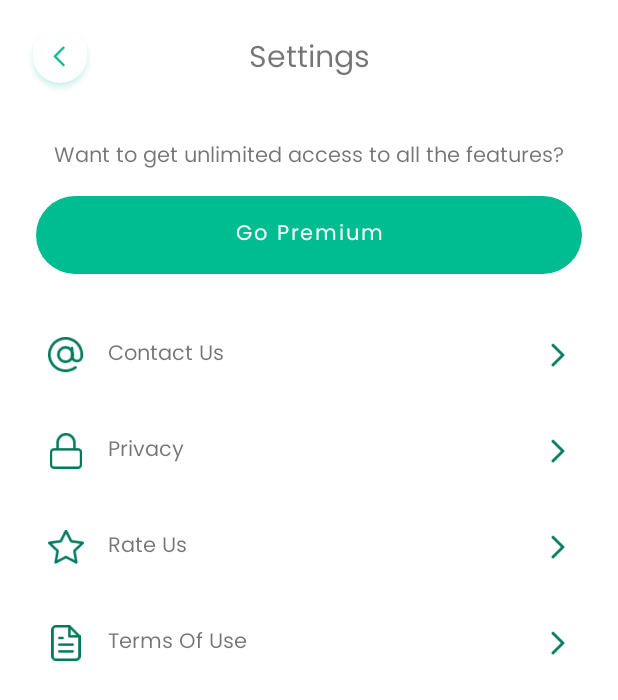
After one commit to JavadSheikhsagha/DiseaseIdentifier, an Android app: the layout activity_settings.xml on its own in the app's theme, with its tools: preview values and no code run, on a phone screen of 412 x 824 dp. The commit adds this screen. Shown: the top 700 px of the screen. Run offline under Robolectric (Android 15) with nearby library versions, the phone set to English and light mode, and no system bars.

Commit message:
[FEATURE] implement Settings Activity

```diff
--- a/app/build.gradle
+++ b/app/build.gradle
@@ -55,8 +55,9 @@ dependencies {
     implementation "androidx.fragment:fragment-ktx:1.5.7"
     implementation "androidx.lifecycle:lifecycle-livedata:2.6.1"
 
-//    // Camera
-//    implementation "dev.priyankvasa.android:cameraview-ex:3.5.5-alpha"
+    //camera
+    api 'com.otaliastudios:cameraview:2.7.2'
+    implementation 'com.github.markusfisch:CameraView:1.9.2'
 
 
     implementation 'com.squareup.retrofit2:retrofit:2.9.0'
--- a/app/src/main/java/com/a2mp/diseaseidentifier/views/DiseaseSingleActivity.kt
+++ b/app/src/main/java/com/a2mp/diseaseidentifier/views/DiseaseSingleActivity.kt
@@ -1,5 +1,6 @@
 package com.a2mp.diseaseidentifier.views
 
+import android.content.Intent
 import androidx.appcompat.app.AppCompatActivity
 import android.os.Bundle
 import com.a2mp.diseaseidentifier.R
@@ -23,5 +24,9 @@ class DiseaseSingleActivity : AppCompatActivity() {
         binding.btnBack.setOnClickListener {
             finish()
         }
+
+        binding.btnSettings.setOnClickListener {
+            startActivity(Intent(this, SettingsActivity::class.java))
+        }
     }
 }
--- a/app/src/main/java/com/a2mp/diseaseidentifier/views/LoadingActivity.kt
+++ b/app/src/main/java/com/a2mp/diseaseidentifier/views/LoadingActivity.kt
@@ -2,12 +2,16 @@ package com.a2mp.diseaseidentifier.views
 
 import androidx.appcompat.app.AppCompatActivity
 import android.os.Bundle
+import androidx.activity.viewModels
 import com.a2mp.diseaseidentifier.R
 import com.a2mp.diseaseidentifier.databinding.ActivityLoadingBinding
+import com.a2mp.diseaseidentifier.viewmodel.MainViewModel
 
 class LoadingActivity : AppCompatActivity() {
 
     private lateinit var binding : ActivityLoadingBinding
+
+    private val viewModel by viewModels<MainViewModel>()
 
     override fun onCreate(savedInstanceState: Bundle?) {
         super.onCreate(savedInstanceState)
--- a/app/src/main/java/com/a2mp/diseaseidentifier/views/PlantInfoActivity.kt
+++ b/app/src/main/java/com/a2mp/diseaseidentifier/views/PlantInfoActivity.kt
@@ -38,5 +38,8 @@ class PlantInfoActivity : AppCompatActivity() {
             startActivity(Intent(this, DiseaseSingleActivity::class.java))
         }
 
+        binding.btnSettings.setOnClickListener {
+            startActivity(Intent(this, SettingsActivity::class.java))
+        }
     }
 }
--- a/app/src/main/java/com/a2mp/diseaseidentifier/views/PlantSingleActivity.kt
+++ b/app/src/main/java/com/a2mp/diseaseidentifier/views/PlantSingleActivity.kt
@@ -29,5 +29,9 @@ class PlantSingleActivity : AppCompatActivity() {
         binding.btnSeeDiseases.setOnClickListener {
             startActivity(Intent(this, PlantInfoActivity::class.java))
         }
+
+        binding.btnSettings.setOnClickListener {
+            startActivity(Intent(this, SettingsActivity::class.java))
+        }
     }
 }
--- a/app/src/main/res/layout/activity_camera.xml
+++ b/app/src/main/res/layout/activity_camera.xml
@@ -7,5 +7,9 @@
     tools:context=".views.CameraActivity">
 
 
+    <de.markusfisch.android.cameraview.widget.CameraView
+        android:id="@+id/camera_view"
+        android:layout_width="match_parent"
+        android:layout_height="match_parent"/>
 
 </androidx.constraintlayout.widget.ConstraintLayout>
--- /dev/null
+++ b/app/src/main/res/layout/activity_settings.xml
@@ -0,0 +1,222 @@
+<?xml version="1.0" encoding="utf-8"?>
+<androidx.constraintlayout.widget.ConstraintLayout xmlns:android="http://schemas.android.com/apk/res/android"
+    xmlns:app="http://schemas.android.com/apk/res-auto"
+    xmlns:tools="http://schemas.android.com/tools"
+    android:layout_width="match_parent"
+    android:layout_height="match_parent"
+    tools:context=".views.SettingsActivity">
+
+    <ImageView
+        android:id="@+id/icon_back"
+        android:layout_width="48dp"
+        android:layout_height="48dp"
+        android:layout_margin="16dp"
+        android:src="@drawable/icon_back"
+        app:layout_constraintStart_toStartOf="parent"
+        app:layout_constraintTop_toTopOf="parent" />
+
+    <TextView
+        android:id="@+id/textView6"
+        android:layout_width="wrap_content"
+        android:layout_height="wrap_content"
+        android:fontFamily="@font/poppins_regular"
+        android:text="Settings"
+        android:textSize="20sp"
+        app:layout_constraintBottom_toBottomOf="@+id/icon_back"
+        app:layout_constraintEnd_toEndOf="parent"
+        app:layout_constraintStart_toStartOf="parent"
+        app:layout_constraintTop_toTopOf="@+id/icon_back" />
+
+    <TextView
+        android:id="@+id/txt_premiumTxt"
+        android:layout_width="wrap_content"
+        android:layout_height="wrap_content"
+        android:layout_marginTop="36dp"
+        android:fontFamily="@font/poppins_regular"
+        android:text="Want to get unlimited access to all the features?"
+        app:layout_constraintEnd_toEndOf="parent"
+        app:layout_constraintStart_toStartOf="parent"
+        app:layout_constraintTop_toBottomOf="@+id/textView6" />
+
+    <Button
+        android:id="@+id/btn_purchase"
+        android:layout_width="0dp"
+        android:layout_height="64dp"
+        android:layout_marginHorizontal="24dp"
+        android:layout_marginTop="8dp"
+        android:fontFamily="@font/poppins_regular"
+        android:text="Go Premium"
+        android:textAllCaps="false"
+        app:cornerRadius="64dp"
+        app:layout_constraintEnd_toEndOf="parent"
+        app:layout_constraintStart_toStartOf="parent"
+        app:layout_constraintTop_toBottomOf="@+id/txt_premiumTxt" />
+
+    <LinearLayout
+        android:layout_width="match_parent"
+        android:layout_height="wrap_content"
+        android:layout_marginHorizontal="24dp"
+        android:layout_marginTop="16dp"
+        android:orientation="vertical"
+        app:layout_constraintTop_toBottomOf="@+id/btn_purchase">
+
+        <androidx.constraintlayout.widget.ConstraintLayout
+            android:id="@+id/const_contactus"
+            android:layout_width="match_parent"
+            android:layout_height="64dp"
+            android:paddingHorizontal="8dp"
+            app:layout_constraintEnd_toEndOf="parent"
+            app:layout_constraintStart_toStartOf="parent">
+
+            <ImageView
+                android:id="@+id/imageView2"
+                android:layout_width="24dp"
+                android:layout_height="24dp"
+                android:src="@drawable/icon_atsign"
+                app:layout_constraintBottom_toBottomOf="parent"
+                app:layout_constraintStart_toStartOf="parent"
+                app:layout_constraintTop_toTopOf="parent" />
+
+            <TextView
+                android:fontFamily="@font/poppins_regular"
+                android:layout_marginStart="16dp"
+                android:layout_width="wrap_content"
+                android:layout_height="wrap_content"
+                android:text="Contact Us"
+                app:layout_constraintBottom_toBottomOf="@+id/imageView2"
+                app:layout_constraintStart_toEndOf="@+id/imageView2"
+                app:layout_constraintTop_toTopOf="@+id/imageView2" />
+
+            <ImageView
+                android:layout_width="16dp"
+                android:layout_height="16dp"
+                android:src="@drawable/icon_bottom_arrow"
+                app:layout_constraintEnd_toEndOf="parent"
+                app:layout_constraintTop_toTopOf="parent"
+                app:layout_constraintBottom_toBottomOf="parent"
+                android:rotation="-90"
+                app:tint="@color/accentColor" />
+
+        </androidx.constraintlayout.widget.ConstraintLayout>
+
+        <androidx.constraintlayout.widget.ConstraintLayout
+            android:id="@+id/const_privacy"
+            android:layout_width="match_parent"
+            android:layout_height="64dp"
+            android:paddingHorizontal="8dp"
+            app:layout_constraintEnd_toEndOf="parent"
+            app:layout_constraintStart_toStartOf="parent">
+
+            <ImageView
+                android:id="@+id/imageView3"
+                android:layout_width="24dp"
+                android:layout_height="24dp"
+                android:src="@drawable/icon_lock"
+                app:layout_constraintBottom_toBottomOf="parent"
+                app:layout_constraintStart_toStartOf="parent"
+                app:layout_constraintTop_toTopOf="parent" />
+
+            <TextView
+                android:fontFamily="@font/poppins_regular"
+                android:layout_marginStart="16dp"
+                android:layout_width="wrap_content"
+                android:layout_height="wrap_content"
+                android:text="Privacy"
+                app:layout_constraintBottom_toBottomOf="@+id/imageView3"
+                app:layout_constraintStart_toEndOf="@+id/imageView3"
+                app:layout_constraintTop_toTopOf="@+id/imageView3" />
+
+            <ImageView
+                android:layout_width="16dp"
+                android:layout_height="16dp"
+                android:src="@drawable/icon_bottom_arrow"
+                app:layout_constraintEnd_toEndOf="parent"
+                app:layout_constraintTop_toTopOf="parent"
+                app:layout_constraintBottom_toBottomOf="parent"
+                android:rotation="-90"
+                app:tint="@color/accentColor" />
+
+        </androidx.constraintlayout.widget.ConstraintLayout>
+
+        <androidx.constraintlayout.widget.ConstraintLayout
+            android:id="@+id/const_rateus"
+            android:layout_width="match_parent"
+            android:layout_height="64dp"
+            android:paddingHorizontal="8dp"
+            app:layout_constraintEnd_toEndOf="parent"
+            app:layout_constraintStart_toStartOf="parent">
+
+            <ImageView
+                android:id="@+id/imageView4"
+                android:layout_width="24dp"
+                android:layout_height="24dp"
+                android:src="@drawable/icon_rate"
+                app:layout_constraintBottom_toBottomOf="parent"
+                app:layout_constraintStart_toStartOf="parent"
+                app:layout_constraintTop_toTopOf="parent" />
+
+            <TextView
+                android:fontFamily="@font/poppins_regular"
+                android:layout_marginStart="16dp"
+                android:layout_width="wrap_content"
+                android:layout_height="wrap_content"
+                android:text="Rate Us"
+                app:layout_constraintBottom_toBottomOf="@+id/imageView4"
+                app:layout_constraintStart_toEndOf="@+id/imageView4"
+                app:layout_constraintTop_toTopOf="@+id/imageView4" />
+
+            <ImageView
+                android:layout_width="16dp"
+                android:layout_height="16dp"
+                android:src="@drawable/icon_bottom_arrow"
+                app:layout_constraintEnd_toEndOf="parent"
+                app:layout_constraintTop_toTopOf="parent"
+                app:layout_constraintBottom_toBottomOf="parent"
+                android:rotation="-90"
+                app:tint="@color/accentColor" />
+
+        </androidx.constraintlayout.widget.ConstraintLayout>
+
+        <androidx.constraintlayout.widget.ConstraintLayout
+            android:id="@+id/const_terms"
+            android:layout_width="match_parent"
+            android:layout_height="64dp"
+            android:paddingHorizontal="8dp"
+            app:layout_constraintEnd_toEndOf="parent"
+            app:layout_constraintStart_toStartOf="parent">
+
+            <ImageView
+                android:id="@+id/imageView5"
+                android:layout_width="24dp"
+                android:layout_height="24dp"
+                android:src="@drawable/icon_terms"
+                app:layout_constraintBottom_toBottomOf="parent"
+                app:layout_constraintStart_toStartOf="parent"
+                app:layout_constraintTop_toTopOf="parent" />
+
+            <TextView
+                android:fontFamily="@font/poppins_regular"
+                android:layout_marginStart="16dp"
+                android:layout_width="wrap_content"
+                android:layout_height="wrap_content"
+                android:text="Terms Of Use"
+                app:layout_constraintBottom_toBottomOf="@+id/imageView5"
+                app:layout_constraintStart_toEndOf="@+id/imageView5"
+                app:layout_constraintTop_toTopOf="@+id/imageView5" />
+
+            <ImageView
+                android:layout_width="16dp"
+                android:layout_height="16dp"
+                android:src="@drawable/icon_bottom_arrow"
+                app:layout_constraintEnd_toEndOf="parent"
+                app:layout_constraintTop_toTopOf="parent"
+                app:layout_constraintBottom_toBottomOf="parent"
+                android:rotation="-90"
+                app:tint="@color/accentColor" />
+
+        </androidx.constraintlayout.widget.ConstraintLayout>
+
+    </LinearLayout>
+
+
+</androidx.constraintlayout.widget.ConstraintLayout>
--- a/settings.gradle
+++ b/settings.gradle
@@ -10,6 +10,7 @@ dependencyResolutionManagement {
     repositories {
         google()
         mavenCentral()
+        maven { url 'https://jitpack.io' }
     }
 }
 rootProject.name = "DiseaseIdentifier"
```
Also changed, not shown: app/src/main/AndroidManifest.xml (+12 -1 lines), app/src/main/java/com/a2mp/diseaseidentifier/views/CameraActivity.kt (+53 -2 lines), app/src/main/java/com/a2mp/diseaseidentifier/views/MainActivity.kt (+7 -3 lines), app/src/main/java/com/a2mp/diseaseidentifier/views/SettingsActivity.kt (added, +72 -0 lines), app/src/main/res/drawable/icon_atsign.png (added), app/src/main/res/drawable/icon_lock.png (added), app/src/main/res/drawable/icon_rate.png (added), app/src/main/res/drawable/icon_restore.png (added), app/src/main/res/drawable/icon_terms.png (added).
